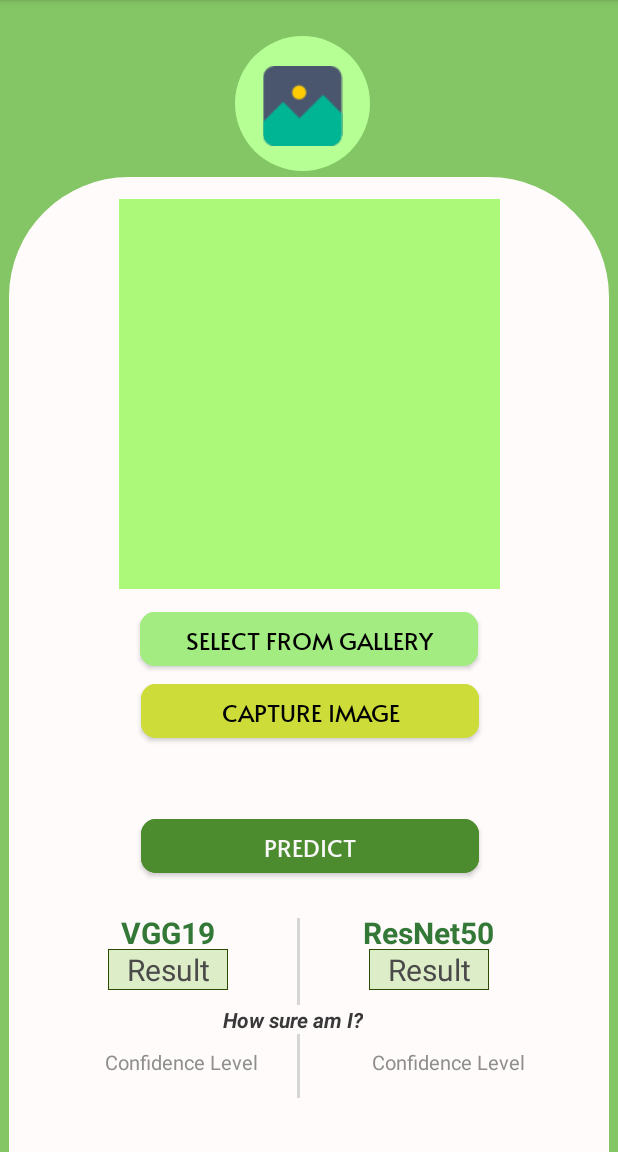
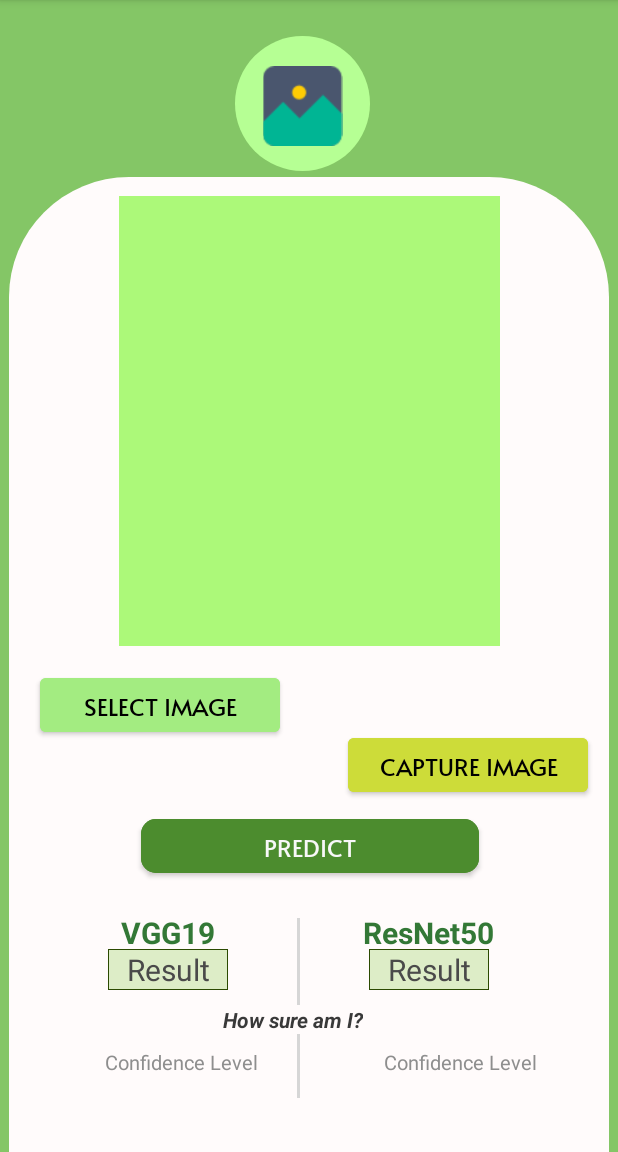
Before and after one commit to kibalias/I-CBB-App, an Android app: the MainActivity screen opened directly, with no data from a screen before it, on a phone screen of 412 x 824 dp, the part 84-1236 px from its top. Run offline under Robolectric (Android 15) with nearby library versions, the phone set to English and light mode, and no system bars; libraries missing offline, so code that uses them is left out: com.chaquo.python, org.checkerframework.common, org.tensorflow.lite.

Commit message:
new-layout

```diff
--- a/app/src/main/java/com/example/bacterial_blight/MainActivity.java
+++ b/app/src/main/java/com/example/bacterial_blight/MainActivity.java
@@ -228,9 +228,9 @@ public class MainActivity extends AppCompatActivity {
             for(int i = 0; i < imageSize; i++){
                 for(int j = 0; j < imageSize; j++){
                     int val = intValues[pixel++]; //RGB
-                    byteBuffer.putFloat(((val >> 16) & 0xFF) * (1.f/1));
-                    byteBuffer.putFloat(((val >> 8) & 0xFF) * (1.f/1));
-                    byteBuffer.putFloat((val & 0xFF) * (1.f/1));
+                    byteBuffer.putFloat(((val >> 16) & 0xFF) * (1.f/1.f));
+                    byteBuffer.putFloat(((val >> 8) & 0xFF) * (1.f/1.f));
+                    byteBuffer.putFloat((val & 0xFF) * (1.f/1.f));
                 }
             }
 
--- a/app/src/main/res/layout/activity_main.xml
+++ b/app/src/main/res/layout/activity_main.xml
@@ -10,9 +10,11 @@
 
     <Button
         android:id="@+id/capture"
-        android:layout_width="225dp"
+        android:layout_width="160dp"
         android:layout_height="48dp"
-        android:layout_marginBottom="3dp"
+        android:layout_marginTop="20dp"
+        android:layout_marginEnd="20dp"
+        android:layout_marginBottom="4dp"
         android:backgroundTint="#CDDC39"
         android:fontFamily="@font/alata"
         android:text="CAPTURE IMAGE"
@@ -20,13 +22,10 @@
         android:textAppearance="@style/TextAppearance.AppCompat.Body1"
         android:textColor="#000000"
         android:textSize="16sp"
-        app:cornerRadius="10dp"
         app:layout_constraintBottom_toTopOf="@+id/scan_button"
         app:layout_constraintEnd_toEndOf="parent"
-        app:layout_constraintHorizontal_bias="0.502"
-        app:layout_constraintStart_toStartOf="parent"
-        app:layout_constraintTop_toBottomOf="@+id/upload_button"
-        app:layout_constraintVertical_bias="0.0" />
+        app:layout_constraintTop_toBottomOf="@+id/image_placeholder"
+        app:layout_constraintVertical_bias="0.954" />
 
     <View
         android:id="@+id/rectangle"
@@ -43,7 +42,7 @@
         android:id="@+id/resnetConfidence"
         android:layout_width="wrap_content"
         android:layout_height="wrap_content"
-        android:layout_marginStart="76dp"
+        android:layout_marginStart="84dp"
         android:text="Confidence Level"
         android:textColor="#8E8E8E"
         android:textSize="13sp"
@@ -70,7 +69,7 @@
     <ImageView
         android:id="@+id/image_placeholder"
         android:layout_width="254dp"
-        android:layout_height="260dp"
+        android:layout_height="300dp"
         android:background="@drawable/image_placeholder"
         android:scaleType="fitXY"
         app:layout_constraintBottom_toBottomOf="parent"
@@ -96,21 +95,22 @@
 
     <Button
         android:id="@+id/upload_button"
-        android:layout_width="225dp"
+        android:layout_width="160dp"
         android:layout_height="48dp"
+        android:layout_marginStart="20dp"
+        android:layout_marginTop="15dp"
+        android:layout_marginEnd="20dp"
         android:backgroundTint="#A3EC81"
         android:fontFamily="@font/alata"
-        android:text="SELECT FROM GALLERY"
+        android:text="SELECT IMAGE"
         android:textAlignment="center"
         android:textAppearance="@style/TextAppearance.AppCompat.Body1"
         android:textColor="#000000"
         android:textSize="16sp"
-        app:cornerRadius="10dp"
-        app:layout_constraintBottom_toBottomOf="parent"
-        app:layout_constraintEnd_toEndOf="parent"
+        app:layout_constraintEnd_toStartOf="@+id/capture"
+        app:layout_constraintHorizontal_bias="0.21"
         app:layout_constraintStart_toStartOf="parent"
-        app:layout_constraintTop_toBottomOf="@+id/image_placeholder"
-        app:layout_constraintVertical_bias="0.029" />
+        app:layout_constraintTop_toBottomOf="@+id/image_placeholder" />
 
     <Button
         android:id="@+id/scan_button"
```
